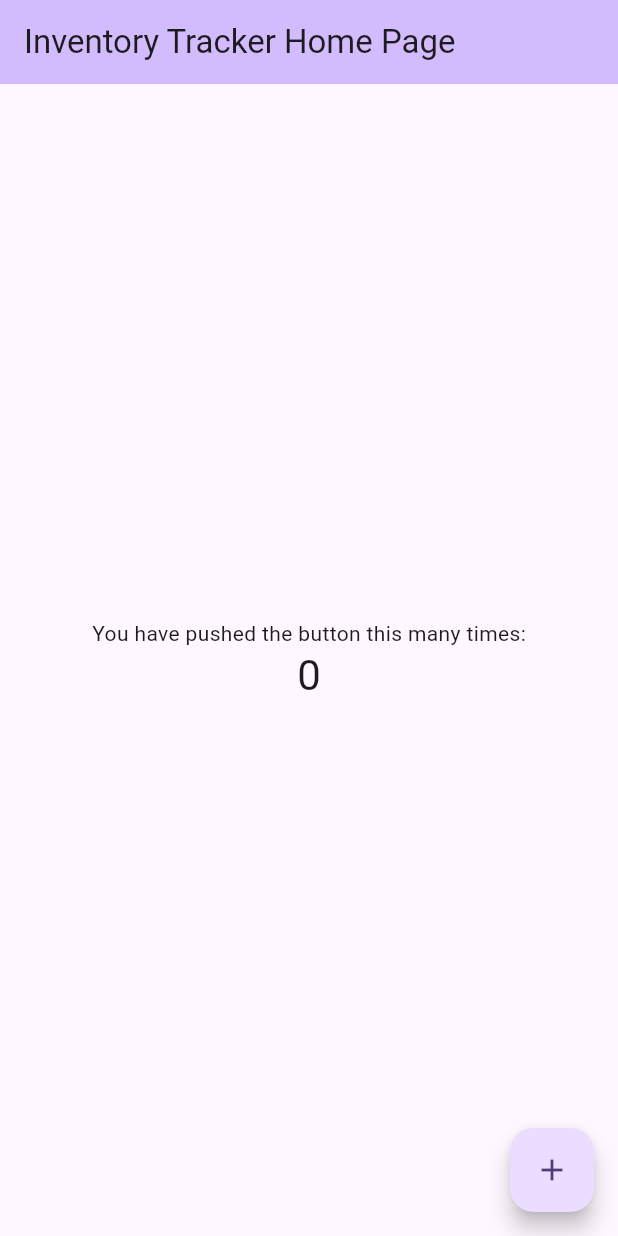
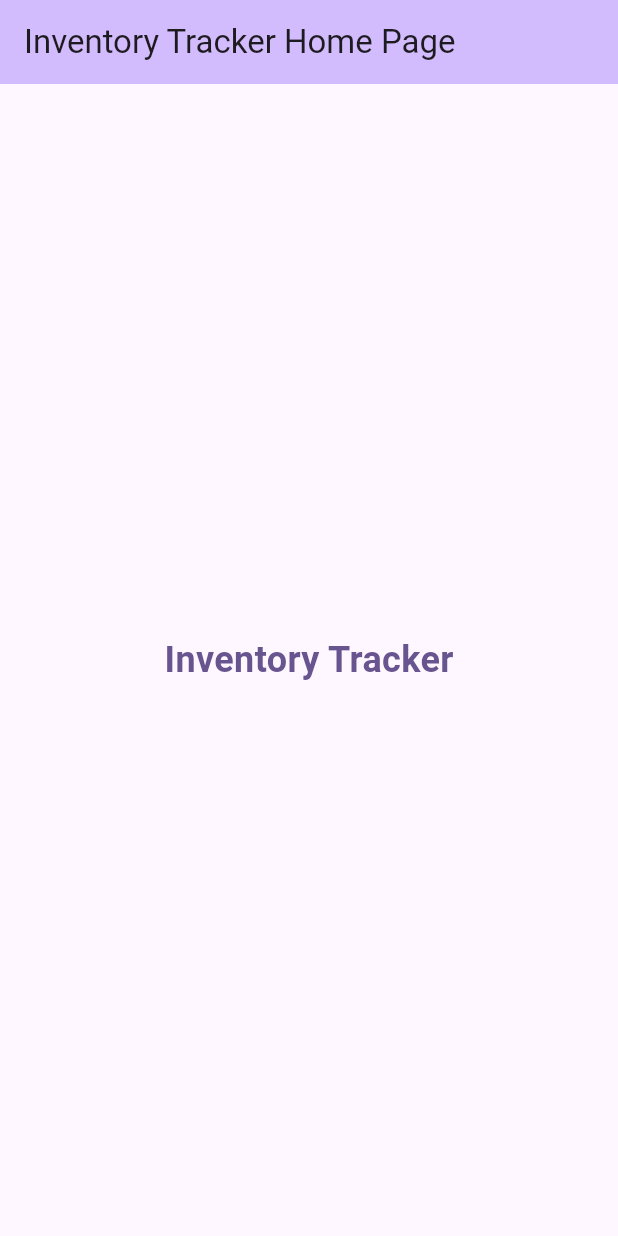
Before and after one commit to AdityaGupta0/1182DesignProject, a Flutter app: the screen it shows after launch, on a phone screen of 412 x 824 dp. Run offline on Flutter 3.47's test engine with Material 3 defaults, Android fonts, the phone set to English and light mode, and no system bars; our stand-ins replace firebase_core, firebase_database; accounts and stored records are empty.

Commit message:
firebase db  functions

```diff
--- a/inventory_tracker/lib/dashBoard.dart
+++ b/inventory_tracker/lib/dashBoard.dart
@@ -1,18 +1,18 @@
 import 'package:firebase_database/firebase_database.dart';
 import 'package:flutter/material.dart';
-import 'package:intl/intl.dart';
+//import 'package:intl/intl.dart';
 import 'package:inventory_tracker/itemCard.dart';
 import 'dart:ui';
 
 
-class dashBoard extends StatefulWidget {
-  const dashBoard({super.key});
+class Dashboard extends StatefulWidget {
+  const Dashboard({super.key});
 
   @override
-  State<dashBoard> createState() => _dashBoardState();
+  State<Dashboard> createState() => _dashBoardState();
 }
 
-class _dashBoardState extends State<dashBoard> {
+class _dashBoardState extends State<Dashboard> {
   DatabaseReference ref = FirebaseDatabase.instance.ref();
 
   List<itemCard> itemCards = [];
--- a/inventory_tracker/lib/main.dart
+++ b/inventory_tracker/lib/main.dart
@@ -2,6 +2,7 @@
 import 'package:flutter/material.dart';
 
 import 'package:firebase_core/firebase_core.dart';
+import 'package:inventory_tracker/dashBoard.dart';
 import 'firebase_options.dart';
 //import 'package:firebase_database/firebase_database.dart';
 
@@ -41,18 +42,7 @@
 
 class _MyHomePageState extends State<MyHomePage> {
   DatabaseReference ref = FirebaseDatabase.instance.ref();
-  int _counter = 0;
 
-  void _incrementCounter() {
-    setState(() {
-      // This call to setState tells the Flutter framework that something has
-      // changed in this State, which causes it to rerun the build method below
-      // so that the display can reflect the updated values. If we changed
-      // _counter without calling setState(), then the build method would not be
-      // called again, and so nothing would appear to happen.
-      _counter++;
-    });
-  }
 
   @override
   Widget build(BuildContext context) {
@@ -62,38 +52,14 @@
         backgroundColor: Theme.of(context).colorScheme.inversePrimary,
         title: Text(widget.title),
       ),
-      body: Center(
-        // Center is a layout widget. It takes a single child and positions it
-        // in the middle of the parent.
-        child: Column(
-          // Column is also a layout widget. It takes a list of children and
-          // arranges them vertically. By default, it sizes itself to fit its
-          // children horizontally, and tries to be as tall as its parent.
-          //
-          // Column has various properties to control how it sizes itself and
-          // how it positions its children. Here we use mainAxisAlignment to
-          // center the children vertically; the main axis here is the vertical
-          // axis because Columns are vertical (the cross axis would be
-          // horizontal).
-          //
-          // TRY THIS: Invoke "debug painting" (choose the "Toggle Debug Paint"
-          // action in the IDE, or press "p" in the console), to see the
-          // wireframe for each widget.
-          mainAxisAlignment: MainAxisAlignment.center,
-          children: <Widget>[
-            const Text('You have pushed the button this many times:'),
-            Text(
-              '$_counter',
-              style: Theme.of(context).textTheme.headlineMedium,
-            ),
-          ],
-        ),
-      ),
+      body: const Dashboard(),
+        );
+        /*
       floatingActionButton: FloatingActionButton(
         onPressed: _incrementCounter,
         tooltip: 'Increment',
         child: const Icon(Icons.add),
       ), // This trailing comma makes auto-formatting nicer for build methods.
-    );
+      */
   }
 }
```
Also changed, not shown: 3 other files.
